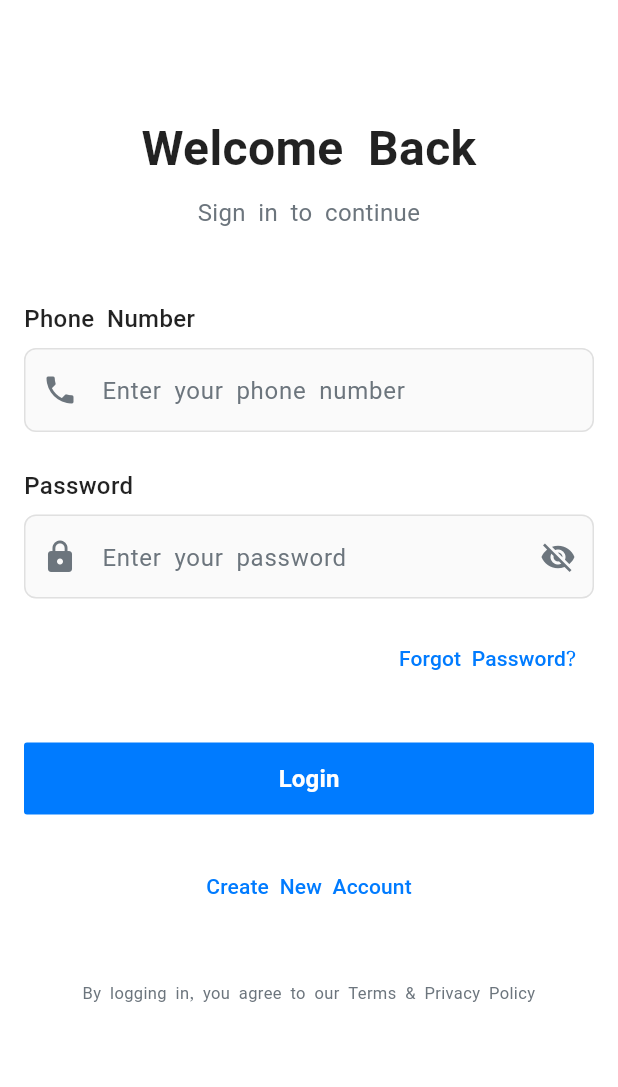
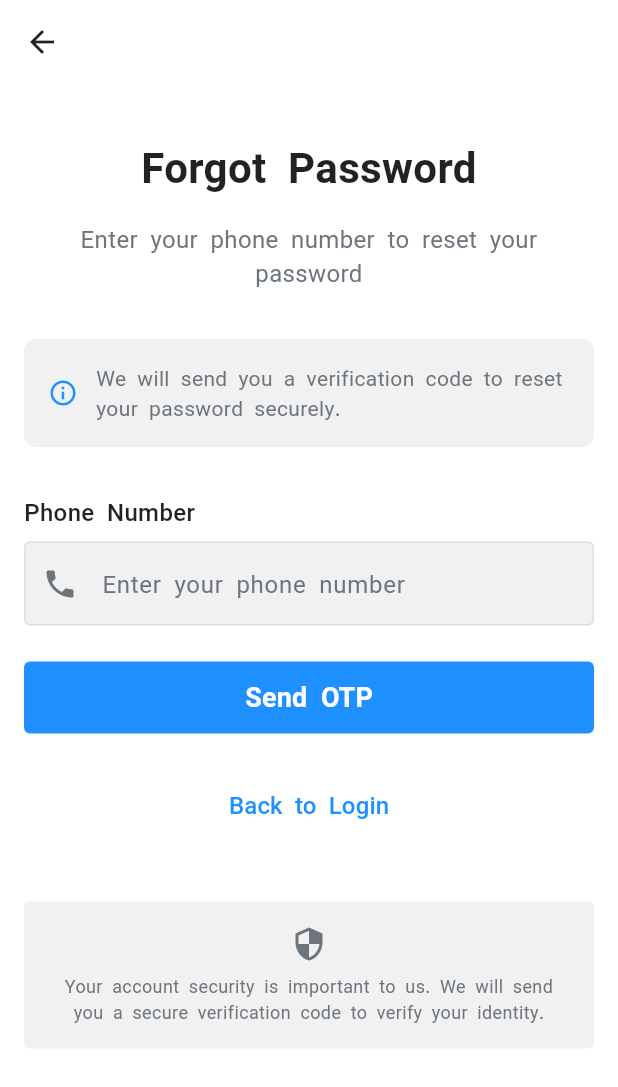
Before and after one commit to piyumi27/Aayu, a Flutter app: the LoginScreen screen opened by its route, after a tap on "Forgot Password?", on a phone screen of 412 x 824 dp. Shown: the top 1087 px of the screen. Run offline on Flutter 3.47's test engine with Material 3 defaults, Android fonts, the phone set to English and light mode, and no system bars; our stand-ins replace cloud_firestore, firebase_auth, firebase_core, fl_chart, go_router, google_fonts and 3 more; accounts and stored records are empty.

Commit message:
Forgot Password Screen - secure password reset flow - Critical Build Error Fixed: - Import Ordering Fixed: - Deprecation Warnings Fixed: - Dependency Issues Fixed: - Code Quality Improvements:

```diff
--- a/lib/main.dart
+++ b/lib/main.dart
@@ -7,6 +7,7 @@ import 'package:provider/provider.dart';
 import 'package:shared_preferences/shared_preferences.dart';
 
 import 'providers/child_provider.dart';
+import 'screens/forgot_password_screen.dart';
 import 'screens/growth_screen.dart';
 import 'screens/home_screen.dart';
 import 'screens/language_selection_screen.dart';
@@ -94,6 +95,10 @@ final _router = GoRouter(
         );
       },
     ),
+    GoRoute(
+      path: '/forgot-password',
+      builder: (context, state) => const ForgotPasswordScreen(),
+    ),
     ShellRoute(
       builder: (context, state, child) {
         return ScaffoldWithNavBar(child: child);
--- a/lib/screens/add_child_screen.dart
+++ b/lib/screens/add_child_screen.dart
@@ -1,7 +1,8 @@
 import 'package:flutter/material.dart';
 import 'package:provider/provider.dart';
+
+import '../models/child.dart';
 import '../providers/child_provider.dart';
-import '../models/child.dart';
 
 class AddChildScreen extends StatefulWidget {
   const AddChildScreen({super.key});
@@ -87,7 +88,7 @@ class _AddChildScreenState extends State<AddChildScreen> {
               const SizedBox(height: 16),
 
               DropdownButtonFormField<String>(
-                value: _gender,
+                initialValue: _gender,
                 decoration: const InputDecoration(
                   labelText: 'Gender',
                   prefixIcon: Icon(Icons.wc),
@@ -137,7 +138,7 @@ class _AddChildScreenState extends State<AddChildScreen> {
               const SizedBox(height: 16),
 
               DropdownButtonFormField<String>(
-                value: _bloodType,
+                initialValue: _bloodType,
                 decoration: const InputDecoration(
                   labelText: 'Blood Type (Optional)',
                   prefixIcon: Icon(Icons.bloodtype),
--- /dev/null
+++ b/lib/screens/forgot_password_screen.dart
@@ -0,0 +1,451 @@
+import 'package:flutter/material.dart';
+import 'package:go_router/go_router.dart';
+import 'package:shared_preferences/shared_preferences.dart';
+import '../services/firebase_auth_service.dart';
+
+class ForgotPasswordScreen extends StatefulWidget {
+  const ForgotPasswordScreen({super.key});
+
+  @override
+  State<ForgotPasswordScreen> createState() => _ForgotPasswordScreenState();
+}
+
+class _ForgotPasswordScreenState extends State<ForgotPasswordScreen> {
+  final _formKey = GlobalKey<FormState>();
+  final _phoneController = TextEditingController();
+  bool _isLoading = false;
+  String _selectedLanguage = 'en';
+  String? _errorMessage;
+  String? _successMessage;
+
+  @override
+  void initState() {
+    super.initState();
+    _loadLanguage();
+  }
+
+  Future<void> _loadLanguage() async {
+    final prefs = await SharedPreferences.getInstance();
+    setState(() {
+      _selectedLanguage = prefs.getString('selected_language') ?? 'en';
+    });
+  }
+
+  @override
+  void dispose() {
+    _phoneController.dispose();
+    super.dispose();
+  }
+
+  Future<void> _sendResetOTP() async {
+    if (!_formKey.currentState!.validate()) return;
+
+    setState(() {
+      _isLoading = true;
+      _errorMessage = null;
+      _successMessage = null;
+    });
+
+    try {
+      await FirebaseAuthService.sendOTP(
+        phoneNumber: _phoneController.text,
+        onCodeSent: (verificationId) {
+          if (mounted) {
+            setState(() {
+              _successMessage = _getLocalizedText()['otpSent']!;
+            });
+
+            // Navigate to OTP verification with password reset flag
+            Future.delayed(const Duration(seconds: 2), () {
+              if (mounted) {
+                context.push('/otp-verification', extra: {
+                  'phoneNumber': _phoneController.text,
+                  'verificationId': verificationId,
+                  'isPasswordReset': true,
+                },);
+              }
+            });
+          }
+        },
+        onError: (error) {
+          setState(() {
+            _errorMessage = error;
+          });
+        },
+        onAutoVerification: (credential) async {
+          // For password reset, we don't want auto-verification
+          // Always go through manual OTP entry for security
+          if (mounted) {
+            context.push('/otp-verification', extra: {
+              'phoneNumber': _phoneController.text,
+              'verificationId': credential.verificationId,
+              'isPasswordReset': true,
+            },);
+          }
+        },
+      );
+    } catch (e) {
+      setState(() {
+        _errorMessage = 'Failed to send OTP: $e';
+      });
+    } finally {
+      setState(() {
+        _isLoading = false;
+      });
+    }
+  }
+
+  Map<String, String> _getLocalizedText() {
+    final Map<String, Map<String, String>> texts = {
+      'en': {
+        'title': 'Forgot Password',
+        'subtitle': 'Enter your phone number to reset your password',
+        'instructions': 'We will send you a verification code to reset your password securely.',
+        'phoneLabel': 'Phone Number',
+        'phoneHint': 'Enter your phone number',
+        'sendOtpButton': 'Send OTP',
+        'backToLogin': 'Back to Login',
+        'phoneRequired': 'Phone number is required',
+        'phoneInvalid': 'Enter a valid phone number',
+        'otpSent': 'OTP sent successfully! Redirecting to verification...',
+      },
+      'si': {
+        'title': 'මුරපදය අමතකද',
+        'subtitle': 'ඔබේ මුරපදය නැවත සැකසීමට දුරකථන අංකය ඇතුළු කරන්න',
+        'instructions': 'ඔබේ මුරපදය ආරක්ෂිතව නැවත සැකසීම සඳහා අපි ඔබට සත්‍යාපන කේතයක් එවන්නෙමු.',
+        'phoneLabel': 'දුරකථන අංකය',
+        'phoneHint': 'ඔබේ දුරකථන අංකය ඇතුළු කරන්න',
+        'sendOtpButton': 'OTP එවන්න',
+        'backToLogin': 'පුරනය වීමට',
+        'phoneRequired': 'දුරකථන අංකය අවශ්‍යය',
+        'phoneInvalid': 'වලංගු දුරකථන අංකයක් ඇතුළු කරන්න',
+        'otpSent': 'OTP සාර්ථකව එවා ඇත! සත්‍යාපනයට යොමු කරමින්...',
+      },
+      'ta': {
+        'title': 'கடவுச்சொல் மறந்துவிட்டதா',
+        'subtitle': 'உங்கள் கடவுச்சொல்லை மீட்டமைக்க தொலைபேசி எண்ணை உள்ளிடவும்',
+        'instructions': 'உங்கள் கடவுச்சொல்லை பாதுகாப்பாக மீட்டமைக்க நாங்கள் உங்களுக்கு ஒரு சரிபார்ப்பு குறியீட்டை அனுப்புவோம்.',
+        'phoneLabel': 'தொலைபேசி எண்',
+        'phoneHint': 'உங்கள் தொலைபேசி எண்ணை உள்ளிடவும்',
+        'sendOtpButton': 'OTP அனுப்பவும்',
+        'backToLogin': 'உள்நுழைவுக்கு திரும்பவும்',
+        'phoneRequired': 'தொலைபேசி எண் தேவை',
+        'phoneInvalid': 'சரியான தொலைபேசி எண்ணை உள்ளிடவும்',
+        'otpSent': 'OTP வெற்றிகரமாக அனுப்பப்பட்டது! சரிபார்ப்புக்கு திருப்பி விடுகிறோம்...',
+      },
+    };
+
+    return texts[_selectedLanguage] ?? texts['en']!;
+  }
+
+  String? _validatePhone(String? value) {
+    final texts = _getLocalizedText();
+    if (value == null || value.isEmpty) {
+      return texts['phoneRequired'];
+    }
+    if (value.length < 10) {
+      return texts['phoneInvalid'];
+    }
+    return null;
+  }
+
+  @override
+  Widget build(BuildContext context) {
+    final texts = _getLocalizedText();
+
+    return Scaffold(
+      backgroundColor: Colors.white,
+      appBar: AppBar(
+        backgroundColor: Colors.transparent,
+        elevation: 0,
+        leading: IconButton(
+          icon: const Icon(Icons.arrow_back, color: Colors.black87),
+          onPressed: () => context.go('/login'),
+        ),
+      ),
+      body: SafeArea(
+        child: SingleChildScrollView(
+          padding: const EdgeInsets.all(16),
+          child: Form(
+            key: _formKey,
+            child: Column(
+              crossAxisAlignment: CrossAxisAlignment.stretch,
+              children: [
+                const SizedBox(height: 20),
+
+                // Header
+                Text(
+                  texts['title']!,
+                  style: TextStyle(
+                    fontSize: 28,
+                    fontWeight: FontWeight.bold,
+                    color: Colors.black87,
+                    fontFamily: _selectedLanguage == 'si' ? 'NotoSerifSinhala' : null,
+                  ),
+                  textAlign: TextAlign.center,
+                ),
+                const SizedBox(height: 16),
+
+                // Subtitle
+                Text(
+                  texts['subtitle']!,
+                  style: TextStyle(
+                    fontSize: 16,
+                    color: const Color(0xFF6C757D),
+                    fontFamily: _selectedLanguage == 'si' ? 'NotoSerifSinhala' : null,
+                  ),
+                  textAlign: TextAlign.center,
+                ),
+                const SizedBox(height: 32),
+
+                // Instructions
+                Container(
+                  padding: const EdgeInsets.all(16),
+                  decoration: BoxDecoration(
+                    color: const Color(0xFFF1F1F1),
+                    borderRadius: BorderRadius.circular(8),
+                  ),
+                  child: Row(
+                    children: [
+                      const Icon(
+                        Icons.info_outline,
+                        color: Color(0xFF1E90FF),
+                        size: 20,
+                      ),
+                      const SizedBox(width: 12),
+                      Expanded(
+                        child: Text(
+                          texts['instructions']!,
+                          style: TextStyle(
+                            fontSize: 14,
+                            color: const Color(0xFF6C757D),
+                            height: 1.4,
+                            fontFamily: _selectedLanguage == 'si' ? 'NotoSerifSinhala' : null,
+                          ),
+                        ),
+                      ),
+                    ],
+                  ),
+                ),
+                const SizedBox(height: 32),
+
+                // Phone Number Field
+                Text(
+                  texts['phoneLabel']!,
+                  style: TextStyle(
+                    fontSize: 16,
+                    fontWeight: FontWeight.w500,
+                    color: Colors.black87,
+                    fontFamily: _selectedLanguage == 'si' ? 'NotoSerifSinhala' : null,
+                  ),
+                ),
+                const SizedBox(height: 8),
+                TextFormField(
+                  controller: _phoneController,
+                  keyboardType: TextInputType.phone,
+                  validator: _validatePhone,
+                  style: const TextStyle(fontSize: 16),
+                  decoration: InputDecoration(
+                    hintText: texts['phoneHint'],
+                    hintStyle: TextStyle(
+                      color: const Color(0xFF6C757D),
+                      fontSize: 16,
+                      fontFamily: _selectedLanguage == 'si' ? 'NotoSerifSinhala' : null,
+                    ),
+                    filled: true,
+                    fillColor: const Color(0xFFF1F1F1),
+                    border: OutlineInputBorder(
+                      borderRadius: BorderRadius.circular(4),
+                      borderSide: const BorderSide(
+                        color: Color(0xFFE0E0E0),
+                        width: 1,
+                      ),
+                    ),
+                    enabledBorder: OutlineInputBorder(
+                      borderRadius: BorderRadius.circular(4),
+                      borderSide: const BorderSide(
+                        color: Color(0xFFE0E0E0),
+                        width: 1,
+                      ),
+                    ),
+                    focusedBorder: OutlineInputBorder(
+                      borderRadius: BorderRadius.circular(4),
+                      borderSide: const BorderSide(
+                        color: Color(0xFF1E90FF),
+                        width: 1,
+                      ),
+                    ),
+                    errorBorder: OutlineInputBorder(
+                      borderRadius: BorderRadius.circular(4),
+                      borderSide: const BorderSide(
+                        color: Colors.red,
+                        width: 1,
+                      ),
+                    ),
+                    prefixIcon: const Icon(
+                      Icons.phone,
+                      color: Color(0xFF6C757D),
+                    ),
+                  ),
+                ),
+                const SizedBox(height: 24),
+
+                // Success Message
+                if (_successMessage != null)
+                  Container(
+                    padding: const EdgeInsets.all(12),
+                    margin: const EdgeInsets.only(bottom: 16),
+                    decoration: BoxDecoration(
+                      color: const Color(0xFF32CD32).withValues(alpha: 0.1),
+                      borderRadius: BorderRadius.circular(4),
+                      border: Border.all(
+                        color: const Color(0xFF32CD32).withValues(alpha: 0.3),
+                        width: 1,
+                      ),
+                    ),
+                    child: Row(
+                      children: [
+                        const Icon(
+                          Icons.check_circle_outline,
+                          color: Color(0xFF32CD32),
+                          size: 20,
+                        ),
+                        const SizedBox(width: 8),
+                        Expanded(
+                          child: Text(
+                            _successMessage!,
+                            style: TextStyle(
+                              color: const Color(0xFF32CD32),
+                              fontSize: 14,
+                              fontFamily: _selectedLanguage == 'si' ? 'NotoSerifSinhala' : null,
+                            ),
+                          ),
+                        ),
+                      ],
+                    ),
+                  ),
+
+                // Error Message
+                if (_errorMessage != null)
+                  Container(
+                    padding: const EdgeInsets.all(12),
+                    margin: const EdgeInsets.only(bottom: 16),
+                    decoration: BoxDecoration(
+                      color: Colors.red.withValues(alpha: 0.1),
+                      borderRadius: BorderRadius.circular(4),
+                      border: Border.all(
+                        color: Colors.red.withValues(alpha: 0.3),
+                        width: 1,
+                      ),
+                    ),
+                    child: Row(
+                      children: [
+                        const Icon(
+                          Icons.error_outline,
+                          color: Colors.red,
+                          size: 20,
+                        ),
+                        const SizedBox(width: 8),
+                        Expanded(
+                          child: Text(
+                            _errorMessage!,
+                            style: TextStyle(
+                              color: Colors.red[700],
+                              fontSize: 14,
+                              fontFamily: _selectedLanguage == 'si' ? 'NotoSerifSinhala' : null,
+                            ),
+                          ),
+                        ),
+                      ],
+                    ),
+                  ),
+
+                // Send OTP Button
+                SizedBox(
+                  height: 48,
+                  child: ElevatedButton(
+                    onPressed: _isLoading ? null : _sendResetOTP,
+                    style: ElevatedButton.styleFrom(
+                      backgroundColor: const Color(0xFF1E90FF),
+                      foregroundColor: Colors.white,
+                      shape: RoundedRectangleBorder(
+                        borderRadius: BorderRadius.circular(4),
+                      ),
+                      elevation: 0,
+                    ),
+                    child: _isLoading
+                        ? const SizedBox(
+                            width: 20,
+                            height: 20,
+                            child: CircularProgressIndicator(
+                              color: Colors.white,
+                              strokeWidth: 2,
+                            ),
+                          )
+                        : Text(
+                            texts['sendOtpButton']!,
+                            style: TextStyle(
+                              fontSize: 18,
+                              fontWeight: FontWeight.bold,
+                              fontFamily: _selectedLanguage == 'si' ? 'NotoSerifSinhala' : null,
+                            ),
+                          ),
+                  ),
+                ),
+                const SizedBox(height: 24),
+
+                // Back to Login
+                Center(
+                  child: TextButton(
+                    onPressed: () {
+                      context.go('/login');
+                    },
+                    child: Text(
+                      texts['backToLogin']!,
+                      style: TextStyle(
+                        color: const Color(0xFF1E90FF),
+                        fontWeight: FontWeight.w500,
+                        fontSize: 16,
+                        fontFamily: _selectedLanguage == 'si' ? 'NotoSerifSinhala' : null,
+                      ),
+                    ),
+                  ),
+                ),
+                const SizedBox(height: 40),
+
+                // Additional Security Info
+                Container(
+                  padding: const EdgeInsets.all(16),
+                  decoration: BoxDecoration(
+                    color: const Color(0xFFF1F1F1),
+                    borderRadius: BorderRadius.circular(4),
+                  ),
+                  child: Column(
+                    children: [
+                      const Icon(
+                        Icons.security,
+                        color: Color(0xFF6C757D),
+                        size: 24,
+                      ),
+                      const SizedBox(height: 8),
+                      Text(
+                        'Your account security is important to us. We will send you a secure verification code to verify your identity.',
+                        style: TextStyle(
+                          fontSize: 12,
+                          color: const Color(0xFF6C757D),
+                          height: 1.4,
+                          fontFamily: _selectedLanguage == 'si' ? 'NotoSerifSinhala' : null,
+                        ),
+                        textAlign: TextAlign.center,
+                      ),
+                    ],
+                  ),
+                ),
+              ],
+            ),
+          ),
+        ),
+      ),
+    );
+  }
+}
--- a/lib/screens/growth_screen.dart
+++ b/lib/screens/growth_screen.dart
@@ -1,8 +1,9 @@
+import 'package:fl_chart/fl_chart.dart';
 import 'package:flutter/material.dart';
 import 'package:provider/provider.dart';
-import 'package:fl_chart/fl_chart.dart';
+
+import '../models/growth_record.dart';
 import '../providers/child_provider.dart';
-import '../models/growth_record.dart';
 
 class GrowthScreen extends StatefulWidget {
   const GrowthScreen({super.key});
@@ -201,7 +202,7 @@ class _GrowthScreenState extends State<GrowthScreen> {
                       dotData: const FlDotData(show: true),
                       belowBarData: BarAreaData(
                         show: true,
-                        color: Theme.of(context).colorScheme.primary.withOpacity(0.1),
+                        color: Theme.of(context).colorScheme.primary.withValues(alpha: 0.1),
                       ),
                     ),
                   ],
--- a/lib/screens/home_screen.dart
+++ b/lib/screens/home_screen.dart
@@ -1,8 +1,8 @@
 import 'package:flutter/material.dart';
+import 'package:go_router/go_router.dart';
 import 'package:provider/provider.dart';
-import 'package:go_router/go_router.dart';
+import '../models/child.dart';
 import '../providers/child_provider.dart';
-import '../models/child.dart';
 import 'add_child_screen.dart';
 
 class HomeScreen extends StatefulWidget {
@@ -17,8 +17,10 @@ class _HomeScreenState extends State<HomeScreen> {
   void initState() {
     super.initState();
     Future.microtask(() {
-      context.read<ChildProvider>().loadChildren();
-      context.read<ChildProvider>().loadVaccines();
+      if (mounted) {
+        context.read<ChildProvider>().loadChildren();
+        context.read<ChildProvider>().loadVaccines();
+      }
     });
   }
 
@@ -40,7 +42,7 @@ class _HomeScreenState extends State<HomeScreen> {
                   Icon(
                     Icons.child_care,
                     size: 100,
-                    color: Theme.of(context).colorScheme.primary.withOpacity(0.5),
+                    color: Theme.of(context).colorScheme.primary.withValues(alpha: 0.5),
                   ),
                   const SizedBox(height: 24),
                   Text(
@@ -242,7 +244,7 @@ class _HomeScreenState extends State<HomeScreen> {
     VoidCallback onTap,
   ) {
     return Card(
-      color: color.withOpacity(0.1),
+      color: color.withValues(alpha: 0.1),
       child: ListTile(
         leading: Icon(icon, color: color),
         title: Text(title),
--- a/lib/screens/login_screen.dart
+++ b/lib/screens/login_screen.dart
@@ -331,7 +331,7 @@ class _LoginScreenState extends State<LoginScreen> {
                   alignment: Alignment.centerRight,
                   child: TextButton(
                     onPressed: () {
-                      // TODO: Navigate to forgot password screen
+                      context.go('/forgot-password');
                     },
                     child: Text(
                       texts['forgotPassword']!,
--- a/lib/screens/splash_screen.dart
+++ b/lib/screens/splash_screen.dart
@@ -1,6 +1,7 @@
+import 'dart:math' as math;
+
 import 'package:flutter/material.dart';
 import 'package:go_router/go_router.dart';
-import 'dart:math' as math;
 
 class SplashScreen extends StatefulWidget {
   const SplashScreen({super.key});
--- a/lib/screens/vaccines_screen.dart
+++ b/lib/screens/vaccines_screen.dart
@@ -1,7 +1,8 @@
 import 'package:flutter/material.dart';
 import 'package:provider/provider.dart';
+
+import '../models/vaccine.dart';
 import '../providers/child_provider.dart';
-import '../models/vaccine.dart';
 
 class VaccinesScreen extends StatefulWidget {
   const VaccinesScreen({super.key});
@@ -89,9 +90,9 @@ class _VaccinesScreenState extends State<VaccinesScreen> {
 
               return Card(
                 color: isGiven
-                    ? Colors.green.withOpacity(0.1)
+                    ? Colors.green.withValues(alpha: 0.1)
                     : isOverdue
-                        ? Colors.red.withOpacity(0.1)
+                        ? Colors.red.withValues(alpha: 0.1)
                         : null,
                 child: ListTile(
                   leading: CircleAvatar(
@@ -201,7 +202,7 @@ class _VaccinesScreenState extends State<VaccinesScreen> {
       children: [
         if (overdue.isNotEmpty) ...[
           Card(
-            color: Colors.red.withOpacity(0.1),
+            color: Colors.red.withValues(alpha: 0.1),
             child: Padding(
               padding: const EdgeInsets.all(16),
               child: Column(
--- a/lib/services/database_service.dart
+++ b/lib/services/database_service.dart
@@ -1,5 +1,5 @@
+import 'package:path/path.dart';
 import 'package:sqflite/sqflite.dart';
-import 'package:path/path.dart';
 import '../models/child.dart';
 import '../models/growth_record.dart';
 import '../models/vaccine.dart';
--- a/pubspec.yaml
+++ b/pubspec.yaml
@@ -37,6 +37,7 @@ dependencies:
   # Utilities
   intl: 0.20.2
   path_provider: ^2.1.4
+  path: ^1.9.0
   connectivity_plus: ^6.0.5
   image_picker: ^1.1.2
 
```
Also changed, not shown: pubspec.lock, 1 other file.
